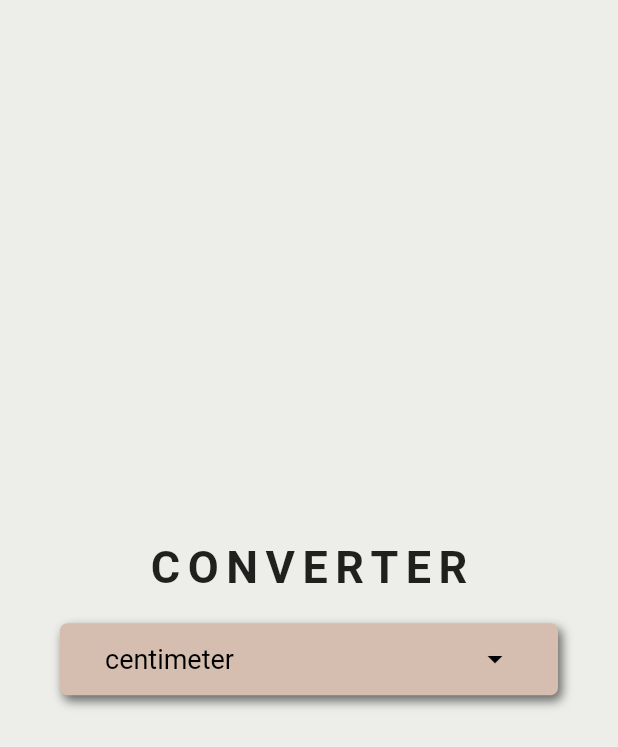
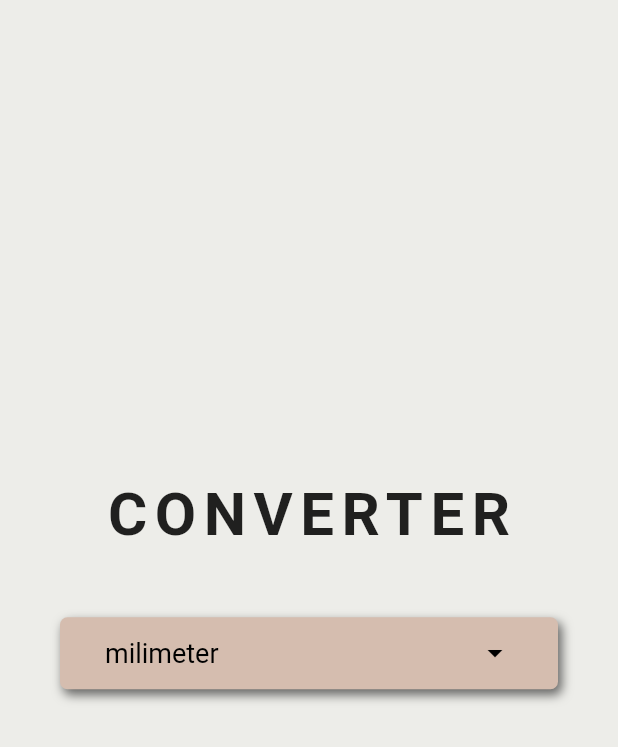
Before and after one commit to exxsid/length_converter_flutter, a Flutter app: the screen it shows after launch, on a phone screen of 412 x 824 dp. Shown: the top 747 px of the screen. Run offline on Flutter 3.47's test engine with Material 2 defaults, Android fonts, the phone set to English and light mode, and no system bars.

Commit message:
move the dropdown code to converter_view

```diff
--- a/lib/converter_view.dart
+++ b/lib/converter_view.dart
@@ -1,7 +1,4 @@
 import 'package:flutter/material.dart';
-import 'package:length_converter/widget/dropdown_menu.dart';
-
-
 
 class Converter extends StatefulWidget {
   const Converter({super.key});
@@ -11,6 +8,14 @@ class Converter extends StatefulWidget {
 }
 
 class _ConverterState extends State<Converter> {
+  List<String> _lengthUnits = [
+    'milimeter',
+    'centimeter',
+    'meter',
+    'kilometer',
+  ];
+
+  String fromDropdownValue = 'milimeter';
 
   @override
   Widget build(BuildContext context) {
@@ -25,17 +30,56 @@ class _ConverterState extends State<Converter> {
                 "CONVERTER",
                 style: TextStyle(
                   fontWeight: FontWeight.bold,
-                  fontSize: 30,
+                  fontSize: 40,
                   letterSpacing: 5,
                 ),
               ),
 
               SizedBox(
-                height: 20,
+                height: 45,
               ),
 
               // dropdown for from value
-              DropdownMenuWidget(),
+              DecoratedBox(
+                decoration: BoxDecoration(
+                  color: Color.fromARGB(255, 213, 189, 175),
+                  borderRadius: BorderRadius.circular(5),
+                  boxShadow: <BoxShadow>[
+                    BoxShadow(
+                      color: Color.fromRGBO(0, 0, 0, 0.57), //shadow for button
+                      blurRadius: 5,
+                      offset: Offset.fromDirection(1, 4),
+                    ), //blur radius of shadow
+                  ],
+                ),
+                child: Padding(
+                  padding: EdgeInsets.only(left: 30, right: 30),
+                  child: DropdownButton(
+                    value: fromDropdownValue,
+                    items: _lengthUnits
+                        .map<DropdownMenuItem<String>>((String value) {
+                      return DropdownMenuItem<String>(
+                        value: value,
+                        child: Text(value),
+                      );
+                    }).toList(),
+                    onChanged: (value) {
+                      setState(() {
+                        fromDropdownValue = value!;
+                      });
+                    },
+                    isExpanded: true, //make true to take width of parent widget
+                    underline: Container(), //empty line
+                    style: TextStyle(fontSize: 18, color: Colors.black),
+                    dropdownColor: Color.fromARGB(255, 213, 189, 175),
+                    iconEnabledColor: Colors.black, //Icon color
+                  ),
+                ),
+              ),
+
+              SizedBox(
+                height: 45,
+              ),
             ],
           ),
         ));
--- a/lib/widget/dropdown_menu.dart
+++ /dev/null
@@ -1,57 +0,0 @@
-import 'package:flutter/material.dart';
-
-const List<String> _lengthUnits = [
-  'centimeter',
-  'meter',
-  'kilometer',
-];
-
-class DropdownMenuWidget extends StatefulWidget {
-  const DropdownMenuWidget({super.key});
-
-  @override
-  State<DropdownMenuWidget> createState() => _DropdownMenuWidgetState();
-}
-
-class _DropdownMenuWidgetState extends State<DropdownMenuWidget> {
-
-  String dropdownValue = _lengthUnits.first;
-  @override
-  Widget build(BuildContext context) {
-    return DecoratedBox(
-      decoration: BoxDecoration(
-          color: Color.fromARGB(255, 213, 189, 175),
-          borderRadius: BorderRadius.circular(5),
-          boxShadow: <BoxShadow>[
-            BoxShadow(
-              color: Color.fromRGBO(0, 0, 0, 0.57), //shadow for button
-              blurRadius: 5,
-              offset: Offset.fromDirection(1, 4),
-            ) //blur radius of shadow
-          ]),
-      child: Padding(
-        padding: EdgeInsets.only(left: 30, right: 30),
-        child: DropdownButton(
-          value: dropdownValue,
-          items: _lengthUnits.map<DropdownMenuItem<String>>((String value) {
-            return DropdownMenuItem<String>(
-              value: value,
-              child: Text(value),
-            );
-          }).toList(),
-          onChanged: (value) {
-            setState(() {
-              dropdownValue = value!;
-            });
-          },
-          isExpanded: true, //make true to take width of parent widget
-          underline: Container(), //empty line
-          style: TextStyle(fontSize: 18, color: Colors.black),
-          dropdownColor: Color.fromARGB(255, 213, 189, 175),
-          iconEnabledColor: Colors.black, //Icon color
-        ),
-      ),
-    );
-    ;
-  }
-}
```
